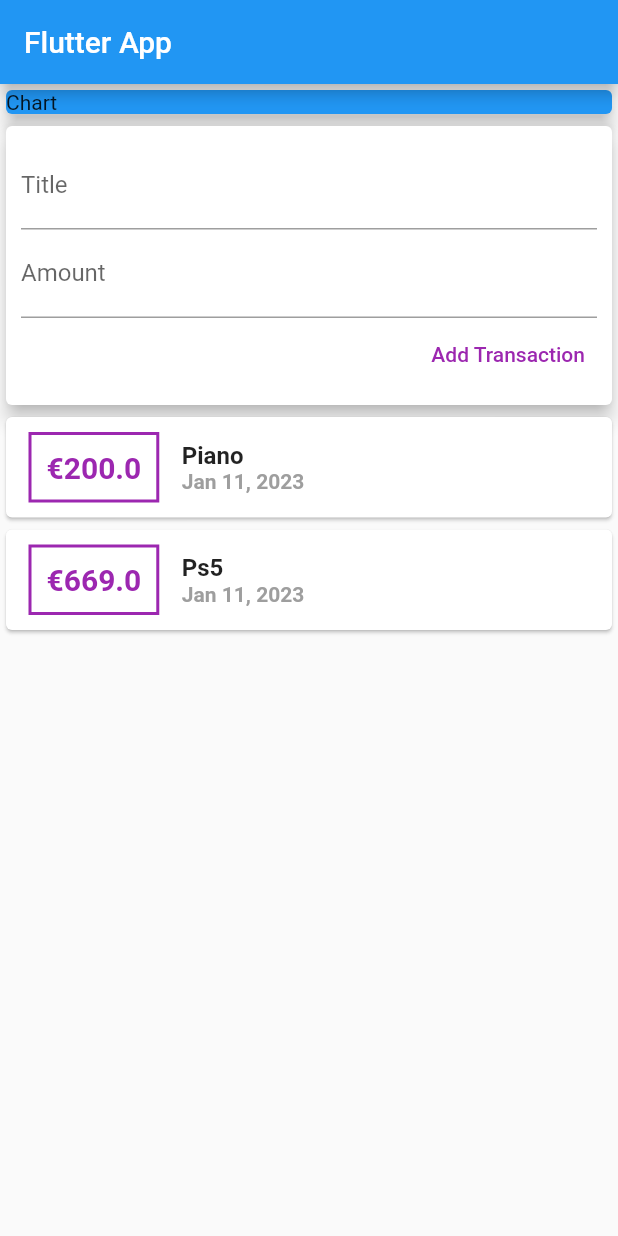
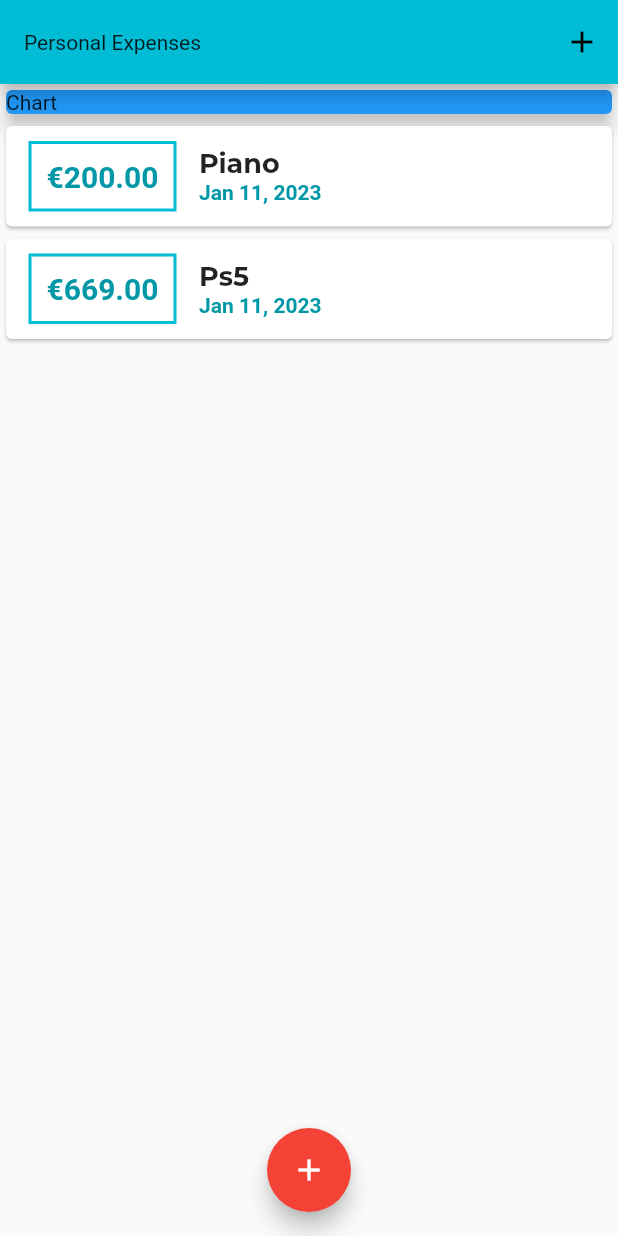
Before and after one commit to Mohammadafaq318/ExpensePlanner-Flutter, a Flutter app: the screen it shows after launch, on a phone screen of 412 x 824 dp. Run offline on Flutter 3.47's test engine with Material 2 defaults, Android fonts, the phone set to English and light mode, and no system bars.

```diff
--- a/lib/main.dart
+++ b/lib/main.dart
@@ -1,7 +1,9 @@
+import 'package:expensetracker/widgets/new_transaction.dart';
 import 'package:expensetracker/widgets/transaction_list.dart';
-import 'package:expensetracker/widgets/user_transactions.dart';
 import 'package:flutter/material.dart';
-import './widgets/user_transactions.dart';
+import './widgets/transaction_list.dart';
+import './widgets/new_transaction.dart';
+import './models/transaction.dart';
 
 void main() {
   runApp(MyApp());
@@ -11,20 +13,89 @@ class MyApp extends StatelessWidget {
   @override
   Widget build(BuildContext context) {
     return MaterialApp(
-      title: 'Flutter Demo',
+      title: 'Personal Expenses',
+      theme: ThemeData(
+        primarySwatch: Colors.cyan,
+        accentColor: Colors.red,
+        fontFamily: 'Montserrat',
+        textTheme: ThemeData.light().textTheme.copyWith(
+                titleMedium: TextStyle(
+              fontFamily: 'Montserrat',
+              fontWeight: FontWeight.bold,
+              fontSize: 18,
+            )),
+        appBarTheme: AppBarTheme(
+          textTheme: ThemeData.light().textTheme.copyWith(
+                titleMedium: TextStyle(
+                  fontFamily: 'Montserrat',
+                  fontSize: 18,
+                  fontWeight: FontWeight.bold,
+                ),
+              ),
+        ),
+      ),
       home: MyHomePage(),
     );
   }
 }
 
-class MyHomePage extends StatelessWidget {
-  final titleController = TextEditingController();
-  final amountController = TextEditingController();
+class MyHomePage extends StatefulWidget {
+  @override
+  State<MyHomePage> createState() => _MyHomePageState();
+}
+
+class _MyHomePageState extends State<MyHomePage> {
+  final List<Transaction> _userTransaction = [
+    Transaction(
+      id: 't1',
+      title: 'Piano',
+      amount: 200,
+      date: DateTime.now(),
+    ),
+    Transaction(
+      id: 't2',
+      title: 'Ps5',
+      amount: 669,
+      date: DateTime.now(),
+    ),
+  ];
+
+  void _addNewTransaction(String Txtitle, double Txamount) {
+    final newTx = Transaction(
+        id: DateTime.now().toString(),
+        title: Txtitle,
+        amount: Txamount,
+        date: DateTime.now());
+
+    setState(() {
+      _userTransaction.add(newTx);
+    });
+  }
+
+  void _startAddnewTransaction(BuildContext ctx) {
+    showModalBottomSheet(
+      context: ctx,
+      builder: (_) {
+        return GestureDetector(
+          child: NewTransaction(_addNewTransaction),
+          onTap: () {},
+          behavior: HitTestBehavior.opaque,
+        );
+      },
+    );
+  }
+
   @override
   Widget build(BuildContext context) {
     return Scaffold(
       appBar: AppBar(
-        title: Text('Flutter App'),
+        title: Text('Personal Expenses'),
+        actions: <Widget>[
+          IconButton(
+            onPressed: () => _startAddnewTransaction(context),
+            icon: Icon(Icons.add),
+          ),
+        ],
       ),
       body: SingleChildScrollView(
         child: Column(
@@ -39,9 +110,14 @@ class MyHomePage extends StatelessWidget {
                 color: Colors.blue,
               ),
             ),
-            UserTransactions(),
+            TransactionList(_userTransaction),
           ],
         ),
+      ),
+      floatingActionButtonLocation: FloatingActionButtonLocation.centerFloat,
+      floatingActionButton: FloatingActionButton(
+        child: Icon(Icons.add),
+        onPressed: () => _startAddnewTransaction(context),
       ),
     );
   }
--- a/lib/widgets/transaction_list.dart
+++ b/lib/widgets/transaction_list.dart
@@ -19,17 +19,17 @@ class TransactionList extends StatelessWidget {
                   margin: EdgeInsets.symmetric(vertical: 10, horizontal: 15),
                   decoration: BoxDecoration(
                     border: Border.all(
-                      color: Colors.purple,
+                      color: Theme.of(context).primaryColor,
                       width: 2,
                     ),
                   ),
                   padding: EdgeInsets.all(10),
                   child: Text(
-                    r'€' + transactions[index].amount.toString(),
+                    r'€' + transactions[index].amount.toStringAsFixed(2),
                     style: TextStyle(
                       fontWeight: FontWeight.bold,
                       fontSize: 20,
-                      color: Colors.purple,
+                      color: Theme.of(context).primaryColorDark,
                     ),
                   ),
                 ),
@@ -38,15 +38,12 @@ class TransactionList extends StatelessWidget {
                   children: <Widget>[
                     Text(
                       transactions[index].title,
-                      style: TextStyle(
-                        fontSize: 16,
-                        fontWeight: FontWeight.bold,
-                      ),
+                      style: Theme.of(context).textTheme.titleMedium,
                     ),
                     Text(
                       DateFormat.yMMMd().format(transactions[index].date),
                       style: TextStyle(
-                        color: Colors.grey,
+                        color: Theme.of(context).primaryColorDark,
                         fontWeight: FontWeight.bold,
                       ),
                     )
--- a/lib/widgets/user_transactions.dart
+++ /dev/null
@@ -1,52 +0,0 @@
-import 'package:flutter/src/foundation/key.dart';
-import 'package:flutter/src/widgets/container.dart';
-import 'package:flutter/src/widgets/framework.dart';
-
-import 'package:flutter/material.dart';
-import './new_transaction.dart';
-import './transaction_list.dart';
-import '../models/transaction.dart';
-
-class UserTransactions extends StatefulWidget {
-  @override
-  _UserTransactionsState createState() => _UserTransactionsState();
-}
-
-class _UserTransactionsState extends State<UserTransactions> {
-  final List<Transaction> _userTransaction = [
-    Transaction(
-      id: 't1',
-      title: 'Piano',
-      amount: 200,
-      date: DateTime.now(),
-    ),
-    Transaction(
-      id: 't2',
-      title: 'Ps5',
-      amount: 669,
-      date: DateTime.now(),
-    ),
-  ];
-
-  void _addNewTransaction(String Txtitle, double Txamount) {
-    final newTx = Transaction(
-        id: DateTime.now().toString(),
-        title: Txtitle,
-        amount: Txamount,
-        date: DateTime.now());
-
-    setState(() {
-      _userTransaction.add(newTx);
-    });
-  }
-
-  @override
-  Widget build(BuildContext context) {
-    return Column(
-      children: <Widget>[
-        NewTransaction(_addNewTransaction),
-        TransactionList(_userTransaction),
-      ],
-    );
-  }
-}
```
Also changed, not shown: lib/widgets/new_transaction.dart (+29 -6 lines), pubspec.yaml (+10 -6 lines), assets/fonts/Montserrat-Bold.otf (added), assets/fonts/Montserrat-Light.otf (added), assets/fonts/Montserrat-Regular.otf (added).
